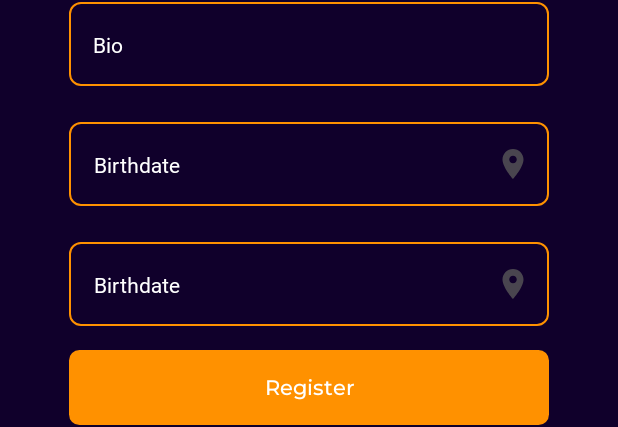
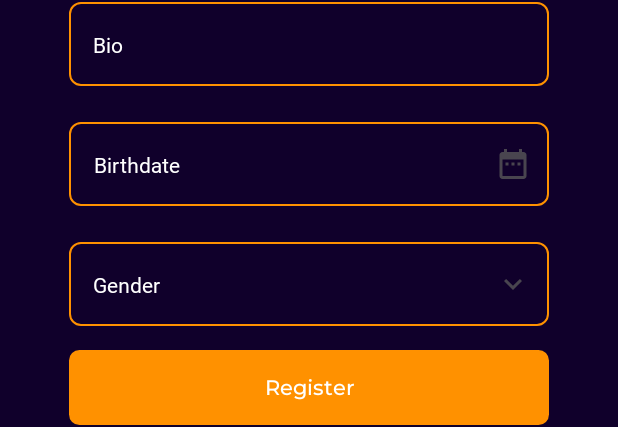
Before and after one commit to AttraqtiA/LyrifyAndroid, an Android app built with Jetpack Compose: the @Preview function registerpreview, on a phone screen of 412 x 824 dp. Shown: the part 698-1125 px from the top of the screen. Run offline under Robolectric (Android 15) with nearby library versions, the phone set to English and light mode, and no system bars; Roboto replaces fonts that are not available here.

Commit message:
LoginView and RegisterView Update

```diff
--- a/app/src/main/java/com/example/lyrifyapp/ui/screen/Register/RegisterView.kt
+++ b/app/src/main/java/com/example/lyrifyapp/ui/screen/Register/RegisterView.kt
@@ -10,8 +10,9 @@ import androidx.compose.foundation.layout.width
 import androidx.compose.foundation.shape.RoundedCornerShape
 import androidx.compose.foundation.text.KeyboardOptions
 import androidx.compose.material.icons.Icons
+import androidx.compose.material.icons.filled.DateRange
+import androidx.compose.material.icons.filled.KeyboardArrowDown
 import androidx.compose.material.icons.filled.Person
-import androidx.compose.material.icons.filled.Place
 import androidx.compose.material3.Button
 import androidx.compose.material3.ButtonDefaults
 import androidx.compose.material3.ExperimentalMaterial3Api
@@ -201,7 +202,7 @@ private fun registerview(){
                     onClick = { /**/ }
                 ) {
                     Icon(
-                        imageVector = Icons.Default.Place,
+                        imageVector = Icons.Filled.DateRange,
                         contentDescription = "Visible"
                     )
 
@@ -222,7 +223,7 @@ private fun registerview(){
 
             label = {
                 Text(
-                    text = "Birthdate",
+                    text = "Gender",
                     style = TextStyle(
                         fontSize = 14.sp,
                         fontFamily = montserrat,
@@ -244,7 +245,7 @@ private fun registerview(){
                     onClick = { /**/ }
                 ) {
                     Icon(
-                        imageVector = Icons.Default.Place,
+                        imageVector = Icons.Filled.KeyboardArrowDown,
                         contentDescription = "Visible"
                     )
 
```
Also changed, not shown: app/src/main/java/com/example/lyrifyapp/ui/screen/Login/LoginView.kt (+25 -10 lines), app/src/main/java/com/example/lyrifyapp/ui/screen/Login/LoginViewModel.kt (+7 -1 lines), app/src/main/java/com/example/lyrifyapp/ui/screen/Register/RegisterViewModel.kt (added, +14 -0 lines).
